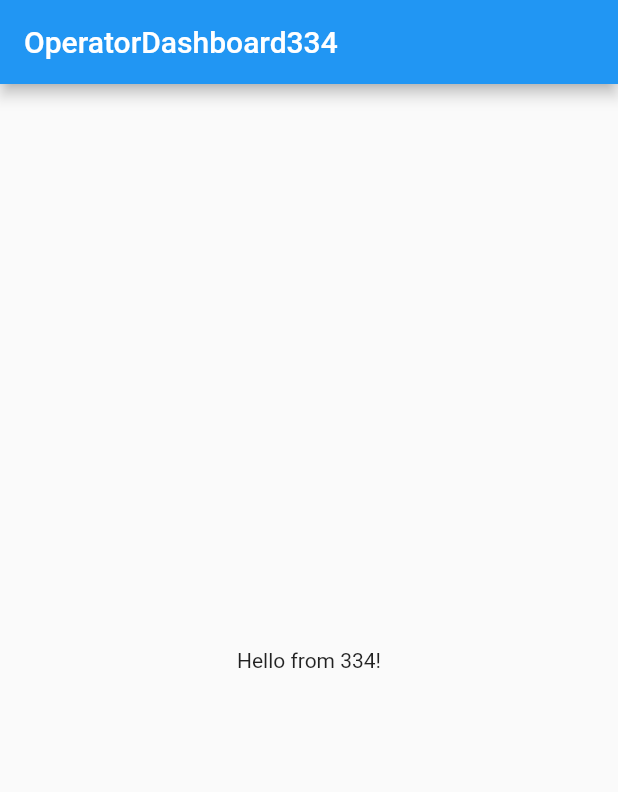
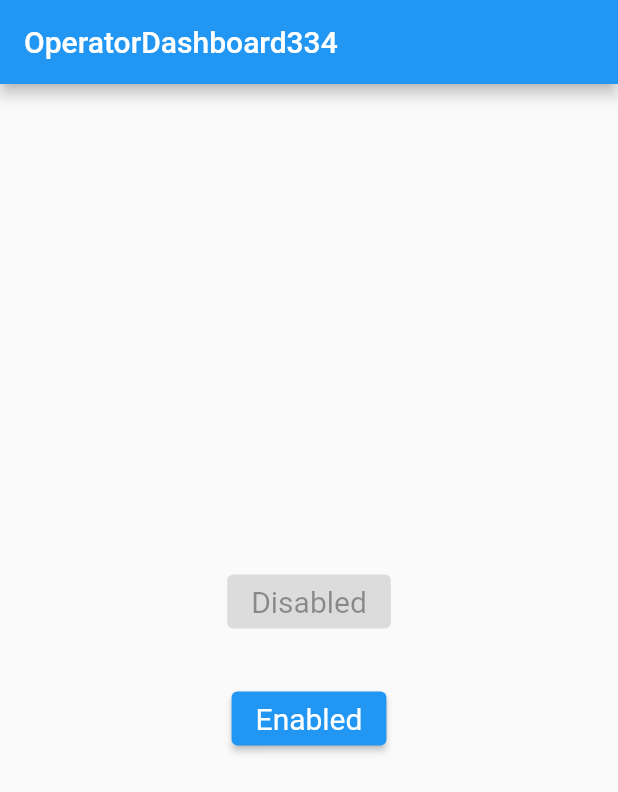
Before and after one commit to Team334/OperatorDashboard334, a Flutter app: the screen it shows after launch, on a phone screen of 412 x 824 dp. Shown: the top 792 px of the screen. Run offline on Flutter 3.47's test engine with Material 2 defaults, Android fonts, the phone set to English and light mode, and no system bars.

Commit message:
Added buttons

```diff
--- a/lib/main.dart
+++ b/lib/main.dart
@@ -18,7 +18,41 @@ class OperatorDashboard334 extends StatelessWidget {
         // AppBar takes a Text Widget in it's title parameter
         title: const Text('OperatorDashboard334'),
       ),
-      body: const Center(child: Text('Hello from 334!')),
+      body: const MyStatefulWidget(),
     ));
   }
 }
+
+class MyStatefulWidget extends StatefulWidget {
+  const MyStatefulWidget({super.key});
+
+  @override
+  State<MyStatefulWidget> createState() => _MyStatefulWidgetState();
+}
+
+class _MyStatefulWidgetState extends State<MyStatefulWidget> {
+  @override
+  Widget build(BuildContext context) {
+    final ButtonStyle style =
+        ElevatedButton.styleFrom(textStyle: const TextStyle(fontSize: 20));
+
+    return Center(
+      child: Column(
+        mainAxisSize: MainAxisSize.min,
+        children: <Widget>[
+          ElevatedButton(
+            style: style,
+            onPressed: null,
+            child: const Text('Disabled'),
+          ),
+          const SizedBox(height: 30),
+          ElevatedButton(
+            style: style,
+            onPressed: () {},
+            child: const Text('Enabled'),
+          ),
+        ],
+      ),
+    );
+  }
+}
```
